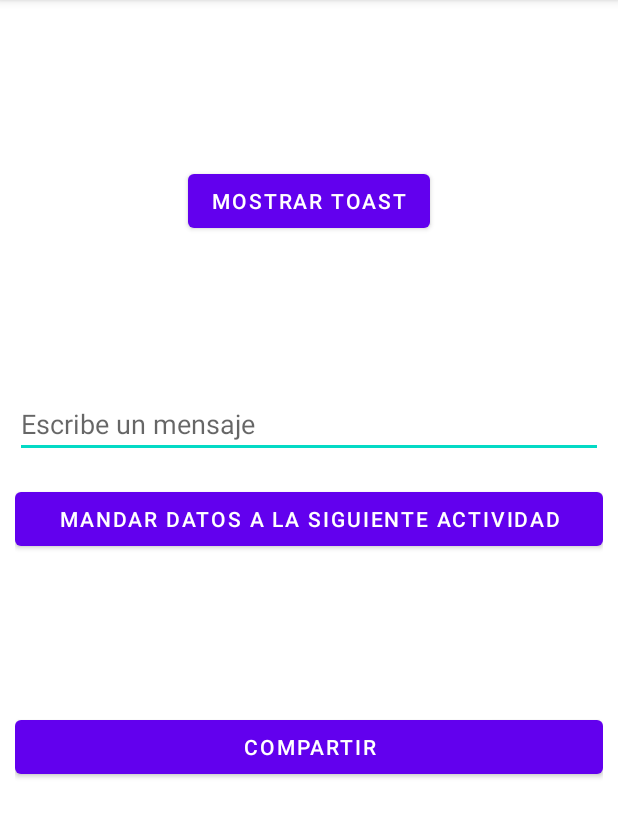
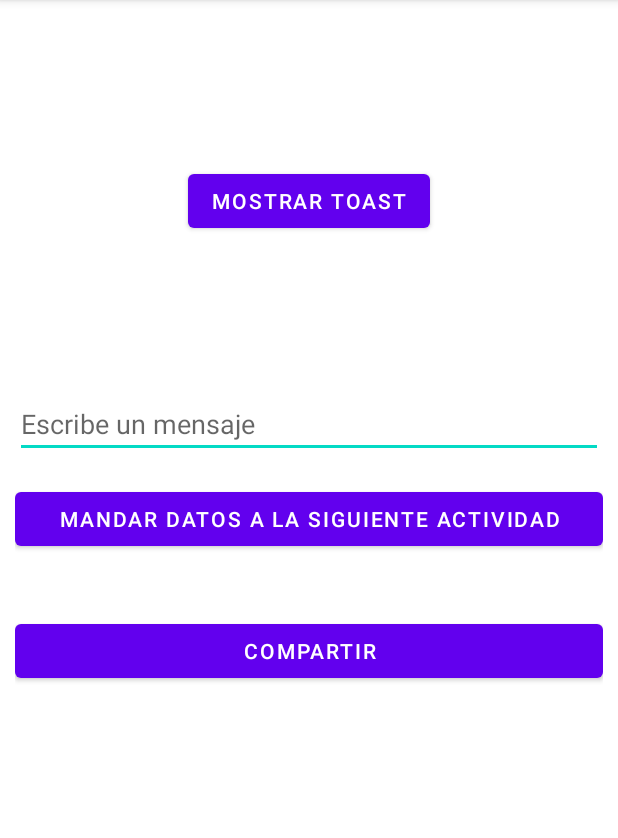
Before and after one commit to sadelcarpio/kotlin_app_step2, an Android app: the screen it shows after launch (MainActivity), on a phone screen of 412 x 824 dp, the part 84-922 px from its top. Run offline under Robolectric (Android 15) with nearby library versions, the phone set to English and light mode, and no system bars.

Commit message:
Warnings arreglados

```diff
--- a/app/src/main/res/layout/activity_main.xml
+++ b/app/src/main/res/layout/activity_main.xml
@@ -39,8 +39,6 @@
         android:id="@+id/btnSendMsgToNextActivity"
         android:layout_width="match_parent"
         android:layout_height="wrap_content"
-        android:layout_alignParentTop="true"
-        android:layout_centerHorizontal="true"
         android:layout_marginTop="312dp"
         android:text="@string/mandar_datos_a_la_siguiente_actividad" />
 
@@ -48,8 +46,7 @@
         android:id="@+id/btnShare"
         android:layout_width="match_parent"
         android:layout_height="wrap_content"
-        android:layout_alignParentBottom="true"
         android:layout_centerHorizontal="true"
-        android:layout_marginBottom="236dp"
+        android:layout_marginTop="400dp"
         android:text="@string/compartir" />
 </RelativeLayout>
```
